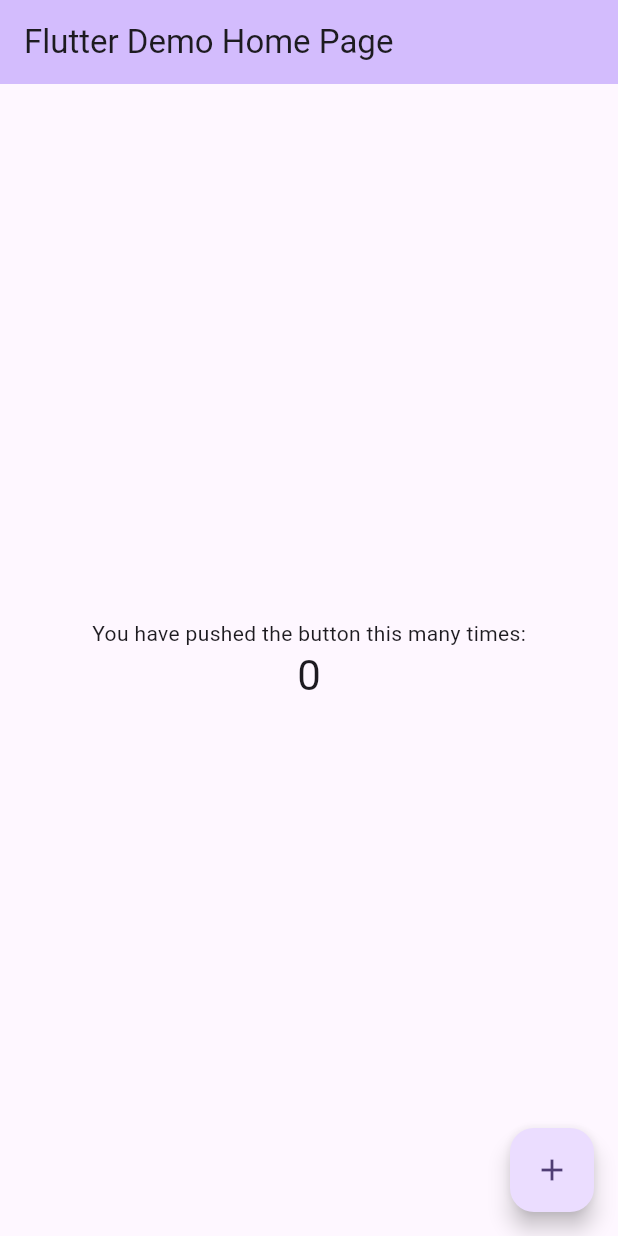
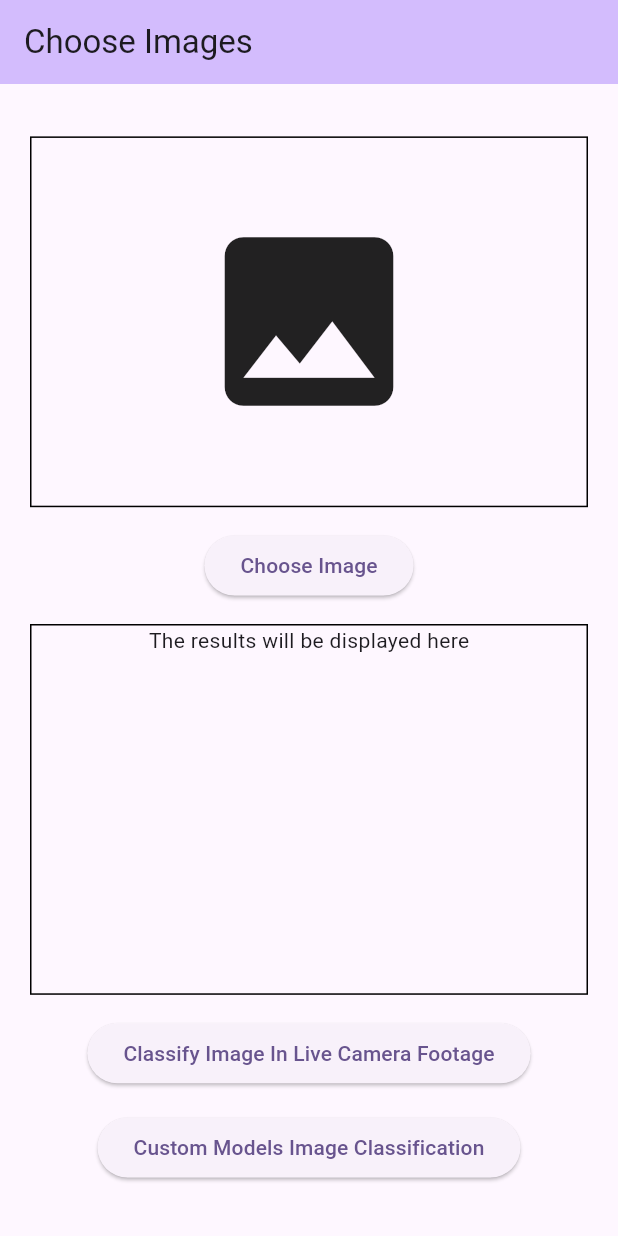
Before and after one commit to dipenkhatri7/Flutter_ML, a Flutter app: the screen it shows after launch, on a phone screen of 412 x 824 dp. Run offline on Flutter 3.47's test engine with Material 2 defaults, Android fonts, the phone set to English and light mode, and no system bars; our stand-ins replace camera, image_picker; missing offline and left inert: google_mlkit_barcode_scanning, google_mlkit_image_labeling.

Commit message:
Image classification with Custom model as well

```diff
--- a/choose_or_capture_image/lib/main.dart
+++ b/choose_or_capture_image/lib/main.dart
@@ -1,6 +1,16 @@
+import 'dart:io';
+
+import 'package:camera/camera.dart';
+import 'package:choose_or_capture_image/custom/ImageClassificationCustomModel.dart';
+import 'package:choose_or_capture_image/liveCameraFootage.dart';
 import 'package:flutter/material.dart';
+import 'package:google_mlkit_image_labeling/google_mlkit_image_labeling.dart';
+import 'package:image_picker/image_picker.dart';
 
-void main() {
+late List<CameraDescription> cameras;
+Future<void> main() async {
+  WidgetsFlutterBinding.ensureInitialized();
+  cameras = await availableCameras();
   runApp(const MyApp());
 }
 
@@ -11,42 +21,18 @@
   @override
   Widget build(BuildContext context) {
     return MaterialApp(
-      title: 'Flutter Demo',
+      debugShowCheckedModeBanner: false,
       theme: ThemeData(
-        // This is the theme of your application.
-        //
-        // TRY THIS: Try running your application with "flutter run". You'll see
-        // the application has a blue toolbar. Then, without quitting the app,
-        // try changing the seedColor in the colorScheme below to Colors.green
-        // and then invoke "hot reload" (save your changes or press the "hot
-        // reload" button in a Flutter-supported IDE, or press "r" if you used
-        // the command line to start the app).
-        //
-        // Notice that the counter didn't reset back to zero; the application
-        // state is not lost during the reload. To reset the state, use hot
-        // restart instead.
-        //
-        // This works for code too, not just values: Most code changes can be
-        // tested with just a hot reload.
         colorScheme: ColorScheme.fromSeed(seedColor: Colors.deepPurple),
         useMaterial3: true,
       ),
-      home: const MyHomePage(title: 'Flutter Demo Home Page'),
+      home: const MyHomePage(title: 'Choose Images'),
     );
   }
 }
 
 class MyHomePage extends StatefulWidget {
   const MyHomePage({super.key, required this.title});
-
-  // This widget is the home page of your application. It is stateful, meaning
-  // that it has a State object (defined below) that contains fields that affect
-  // how it looks.
-
-  // This class is the configuration for the state. It holds the values (in this
-  // case the title) provided by the parent (in this case the App widget) and
-  // used by the build method of the State. Fields in a Widget subclass are
-  // always marked "final".
 
   final String title;
 
@@ -55,71 +41,136 @@
 }
 
 class _MyHomePageState extends State<MyHomePage> {
-  int _counter = 0;
+  late ImagePicker _picker;
+  File? _image;
+  dynamic imageLabeler;
+  String results = "The results will be displayed here";
+  @override
+  void initState() {
+    super.initState();
+    _picker = ImagePicker();
+    final ImageLabelerOptions options =
+        ImageLabelerOptions(confidenceThreshold: 0.5);
+    imageLabeler = ImageLabeler(options: options);
+  }
 
-  void _incrementCounter() {
+  @override
+  void dispose() {
+    // TODO: implement dispose
+    super.dispose();
+  }
+
+  void captureImage() async {
+    final XFile? image = await _picker.pickImage(source: ImageSource.camera);
     setState(() {
-      // This call to setState tells the Flutter framework that something has
-      // changed in this State, which causes it to rerun the build method below
-      // so that the display can reflect the updated values. If we changed
-      // _counter without calling setState(), then the build method would not be
-      // called again, and so nothing would appear to happen.
-      _counter++;
+      _image = File(image!.path);
+      imageLabeling();
+    });
+  }
+
+  void chooseImage() async {
+    final XFile? image = await _picker.pickImage(source: ImageSource.gallery);
+    setState(() {
+      _image = File(image!.path);
+      imageLabeling();
+    });
+  }
+
+  void imageLabeling() async {
+    InputImage inputImage = InputImage.fromFile(_image!);
+    final List<ImageLabel> labels = await imageLabeler.processImage(inputImage);
+    results = "";
+    for (ImageLabel label in labels) {
+      final String text = label.label;
+      // final int index = label.index;
+      final double confidence = label.confidence;
+      results += "$text - ${confidence.toStringAsFixed(2)}\n";
+    }
+    setState(() {
+      results = results;
     });
   }
 
   @override
   Widget build(BuildContext context) {
-    // This method is rerun every time setState is called, for instance as done
-    // by the _incrementCounter method above.
-    //
-    // The Flutter framework has been optimized to make rerunning build methods
-    // fast, so that you can just rebuild anything that needs updating rather
-    // than having to individually change instances of widgets.
     return Scaffold(
       appBar: AppBar(
-        // TRY THIS: Try changing the color here to a specific color (to
-        // Colors.amber, perhaps?) and trigger a hot reload to see the AppBar
-        // change color while the other colors stay the same.
         backgroundColor: Theme.of(context).colorScheme.inversePrimary,
-        // Here we take the value from the MyHomePage object that was created by
-        // the App.build method, and use it to set our appbar title.
         title: Text(widget.title),
       ),
-      body: Center(
-        // Center is a layout widget. It takes a single child and positions it
-        // in the middle of the parent.
-        child: Column(
-          // Column is also a layout widget. It takes a list of children and
-          // arranges them vertically. By default, it sizes itself to fit its
-          // children horizontally, and tries to be as tall as its parent.
-          //
-          // Column has various properties to control how it sizes itself and
-          // how it positions its children. Here we use mainAxisAlignment to
-          // center the children vertically; the main axis here is the vertical
-          // axis because Columns are vertical (the cross axis would be
-          // horizontal).
-          //
-          // TRY THIS: Invoke "debug painting" (choose the "Toggle Debug Paint"
-          // action in the IDE, or press "p" in the console), to see the
-          // wireframe for each widget.
-          mainAxisAlignment: MainAxisAlignment.center,
-          children: <Widget>[
-            const Text(
-              'You have pushed the button this many times:',
+      body: SafeArea(
+        child: Center(
+          child: Padding(
+            padding: const EdgeInsets.all(20.0),
+            child: Column(
+              mainAxisAlignment: MainAxisAlignment.spaceEvenly,
+              children: <Widget>[
+                Container(
+                  width: double.infinity,
+                  height: MediaQuery.of(context).size.height * 0.3,
+                  decoration: BoxDecoration(
+                    border: Border.all(
+                      color: Colors.black,
+                      width: 1,
+                    ),
+                  ),
+                  child: _image != null
+                      ? Image.file(
+                          _image!,
+                          width: 150,
+                          height: 150,
+                          fit: BoxFit.fill,
+                        )
+                      : Icon(
+                          Icons.image,
+                          size: 150,
+                        ),
+                ),
+                ElevatedButton(
+                  onLongPress: captureImage,
+                  onPressed: chooseImage,
+                  child: Text('Choose Image'),
+                ),
+                Container(
+                    width: double.infinity,
+                    height: MediaQuery.of(context).size.height * 0.3,
+                    decoration: BoxDecoration(
+                      border: Border.all(
+                        color: Colors.black,
+                        width: 1,
+                      ),
+                    ),
+                    child: SingleChildScrollView(
+                      child: Center(child: Text(results)),
+                    )),
+                ElevatedButton(
+                  onPressed: () {
+                    Navigator.push(
+                      context,
+                      MaterialPageRoute(
+                        builder: (context) => const LiveCameraFootage(
+                          isCustomModel: false,
+                        ),
+                      ),
+                    );
+                  },
+                  child: Text('Classify Image In Live Camera Footage'),
+                ),
+                ElevatedButton(
+                  onPressed: () {
+                    Navigator.push(
+                        context,
+                        MaterialPageRoute(
+                            builder: (context) =>
+                                const ImageClassificationCustomModel()));
+                  },
+                  child: Text('Custom Models Image Classification'),
+                ),
+              ],
             ),
-            Text(
-              '$_counter',
-              style: Theme.of(context).textTheme.headlineMedium,
-            ),
-          ],
+          ),
         ),
       ),
-      floatingActionButton: FloatingActionButton(
-        onPressed: _incrementCounter,
-        tooltip: 'Increment',
-        child: const Icon(Icons.add),
-      ), // This trailing comma makes auto-formatting nicer for build methods.
     );
   }
 }
```
Also changed, not shown: choose_or_capture_image/lib/custom/imageClassificationCustomModel.dart (added, +162 -0 lines), choose_or_capture_image/lib/liveCameraFootage.dart (added, +150 -0 lines), choose_or_capture_image/pubspec.yaml (+7 -3 lines), choose_or_capture_image/pubspec.lock, 17 other files.
